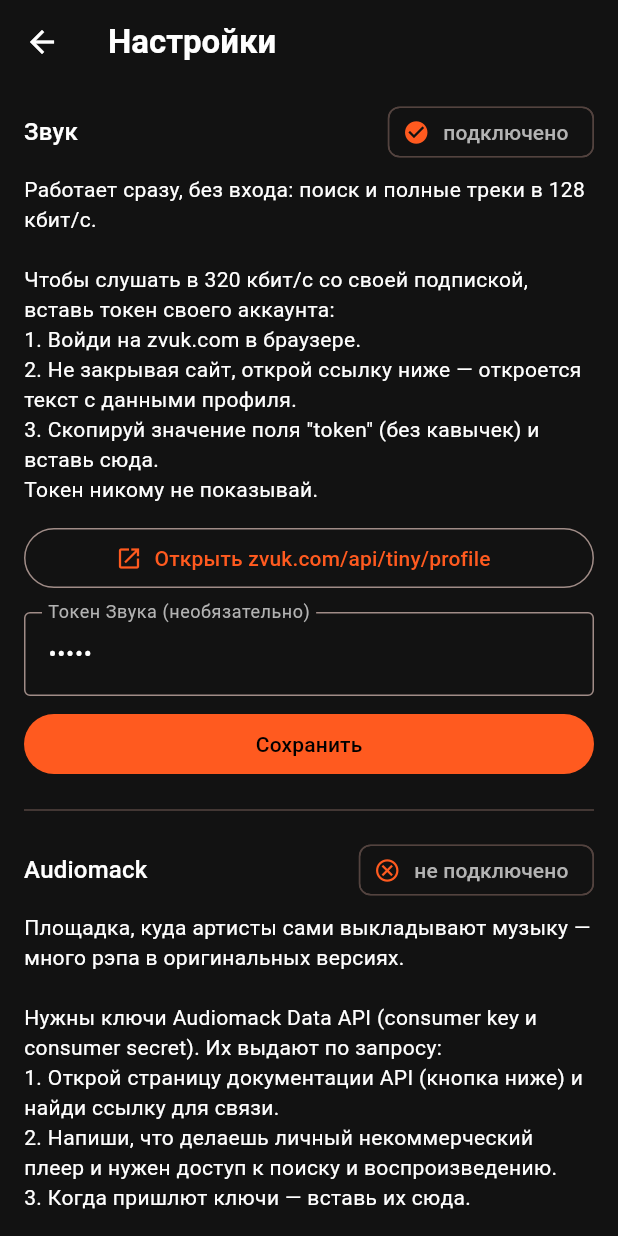
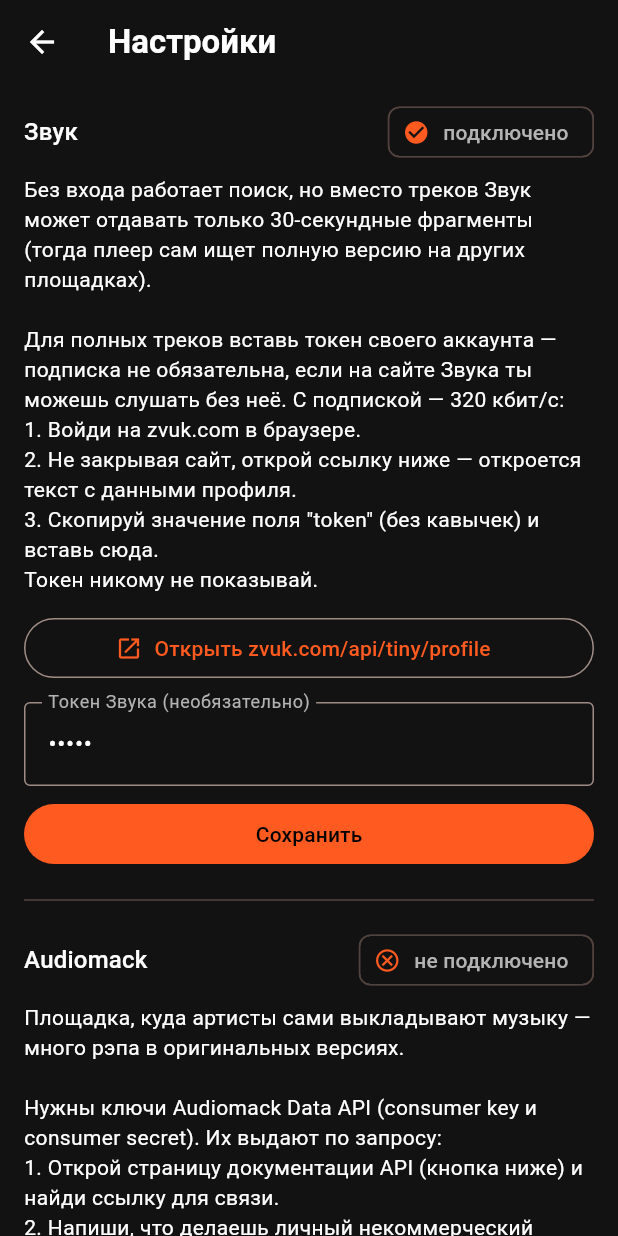
Before and after one commit to neco-ars/Player-non-prottect-, a Flutter app: the SettingsPage screen opened directly, scrolled down 1152 dp, on a phone screen of 412 x 824 dp. Run offline on Flutter 3.47's test engine with Material 3 defaults, Android fonts, the phone set to English and light mode, and no system bars; our stand-ins replace audio_service, file_picker, just_audio, shared_preferences, youtube_player_iframe; missing offline and left inert: audio_metadata_reader, just_audio_media_kit; accounts and stored records are empty; statements that could not run were skipped.

Commit message:
0.8.1: фрагменты вместо полных треков — ищем полную версию
Если площадка отдаёт ~30-секундный фрагмент вместо трека в несколько
минут (гостевой доступ Звука), плеер не играет его, а ищет полную версию
на других площадках и подсказывает войти в аккаунт Звука.
Исправлено описание Звука в настройках и README: без входа — только
поиск и фрагменты, для полных треков нужен токен аккаунта.

```diff
--- a/lib/ui/settings_page.dart
+++ b/lib/ui/settings_page.dart
@@ -176,8 +176,10 @@ class _SettingsPageState extends State<SettingsPage> {
         Row(children: [Expanded(child: Text('Звук', style: h)), _status(app.zvuk.isConfigured)]),
         const SizedBox(height: 8),
         const Text(
-          'Работает сразу, без входа: поиск и полные треки в 128 кбит/с.\n\n'
-          'Чтобы слушать в 320 кбит/с со своей подпиской, вставь токен своего аккаунта:\n'
+          'Без входа работает поиск, но вместо треков Звук может отдавать только 30-секундные фрагменты '
+          '(тогда плеер сам ищет полную версию на других площадках).\n\n'
+          'Для полных треков вставь токен своего аккаунта — подписка не обязательна, '
+          'если на сайте Звука ты можешь слушать без неё. С подпиской — 320 кбит/с:\n'
           '1. Войди на zvuk.com в браузере.\n'
           '2. Не закрывая сайт, открой ссылку ниже — откроется текст с данными профиля.\n'
           '3. Скопируй значение поля "token" (без кавычек) и вставь сюда.\n'
--- a/lib/version.dart
+++ b/lib/version.dart
@@ -1,2 +1,2 @@
 /// Версия приложения. Меняй вместе с `version:` в pubspec.yaml.
-const appVersion = '0.8.0';
+const appVersion = '0.8.1';
--- a/pubspec.yaml
+++ b/pubspec.yaml
@@ -1,7 +1,7 @@
 name: music_player
 description: "Агрегатор музыки: поиск по Яндекс Музыке, SoundCloud и YouTube в одном плеере."
 publish_to: 'none'
-version: 0.8.0+8
+version: 0.8.1+9
 
 environment:
   sdk: ">=3.4.0 <4.0.0"
```
Also changed, not shown: lib/services/player_service.dart (+21 -1 lines), 1 other file.
